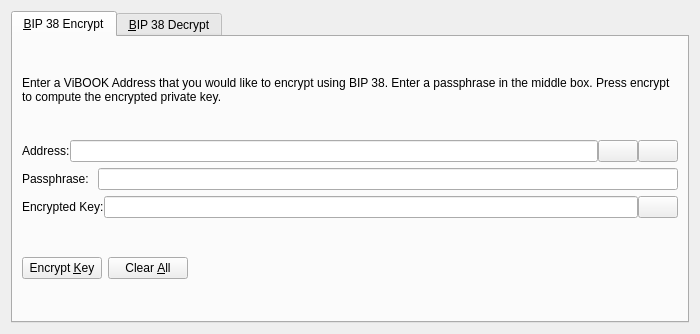
This is src/qt/forms/bip38tooldialog.ui in VibookCoin/vibook as Qt 5 draws it before an edit. The edited form follows.
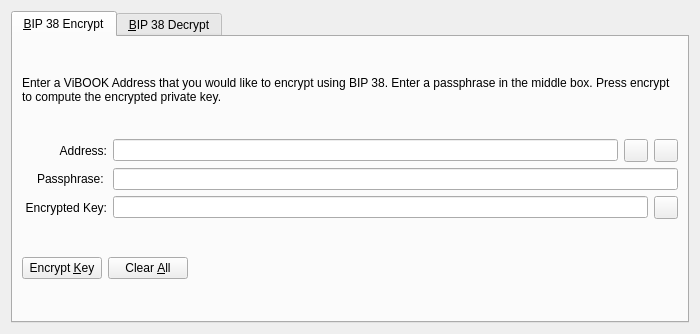
This is the edited form. The open tabs and pages were chosen to show the change. Icons and pictures are not drawn. Custom widgets are drawn as their Qt base class.

```diff
--- a/src/qt/forms/bip38tooldialog.ui
+++ b/src/qt/forms/bip38tooldialog.ui
@@ -42,11 +42,17 @@
        </item>
        <item>
         <layout class="QHBoxLayout" name="horizontalLayout_1_ENC">
-         <property name="spacing">
-          <number>0</number>
-         </property>
          <item>
           <widget class="QLabel" name="label_5">
+           <property name="alignment">
+            <set>Qt::AlignRight|Qt::AlignTrailing|Qt::AlignVCenter</set>
+           </property>
+           <property name="minimumSize">
+            <size>
+             <width>85</width>
+             <height>0</height>
+            </size>
+           </property>
            <property name="text">
             <string>Address:</string>
            </property>
@@ -60,7 +66,7 @@
           </widget>
          </item>
          <item>
-          <widget class="QPushButton" name="addressBookButton_ENC">
+          <widget class="QToolButton" name="addressBookButton_ENC">
            <property name="toolTip">
             <string>Choose previously used address</string>
            </property>
@@ -74,13 +80,10 @@
            <property name="shortcut">
             <string>Alt+A</string>
            </property>
-           <property name="autoDefault">
-            <bool>false</bool>
-           </property>
           </widget>
          </item>
          <item>
-          <widget class="QPushButton" name="pasteButton_ENC">
+          <widget class="QToolButton" name="pasteButton_ENC">
            <property name="toolTip">
             <string>Paste address from clipboard</string>
            </property>
@@ -94,9 +97,6 @@
            <property name="shortcut">
             <string>Alt+P</string>
            </property>
-           <property name="autoDefault">
-            <bool>false</bool>
-           </property>
           </widget>
          </item>
         </layout>
@@ -105,6 +105,15 @@
         <layout class="QHBoxLayout" name="horizontalLayout_5">
          <item>
           <widget class="QLabel" name="label_6">
+           <property name="alignment">
+            <set>Qt::AlignRight|Qt::AlignTrailing|Qt::AlignVCenter</set>
+           </property>
+           <property name="minimumSize">
+            <size>
+             <width>85</width>
+             <height>0</height>
+            </size>
+           </property>
            <property name="text">
             <string>Passphrase: </string>
            </property>
@@ -121,11 +130,17 @@
        </item>
        <item>
         <layout class="QHBoxLayout" name="horizontalLayout_2_ENC">
-         <property name="spacing">
-          <number>0</number>
-         </property>
          <item>
           <widget class="QLabel" name="encryptedKeyLabel_ENC">
+           <property name="alignment">
+            <set>Qt::AlignRight|Qt::AlignTrailing|Qt::AlignVCenter</set>
+           </property>
+           <property name="minimumSize">
+            <size>
+             <width>85</width>
+             <height>0</height>
+            </size>
+           </property>
            <property name="text">
             <string>Encrypted Key:</string>
            </property>
@@ -147,7 +162,7 @@
           </widget>
          </item>
          <item>
-          <widget class="QPushButton" name="copyKeyButton_ENC">
+          <widget class="QToolButton" name="copyKeyButton_ENC">
            <property name="toolTip">
             <string>Copy the current signature to the system clipboard</string>
            </property>
@@ -158,9 +173,6 @@
             <iconset resource="../vibook.qrc">
              <normaloff>:/icons/editcopy</normaloff>:/icons/editcopy</iconset>
            </property>
-           <property name="autoDefault">
-            <bool>false</bool>
-           </property>
           </widget>
          </item>
         </layout>
```
Left out of the diff: 40 changed lines with no effect on the pictures.
